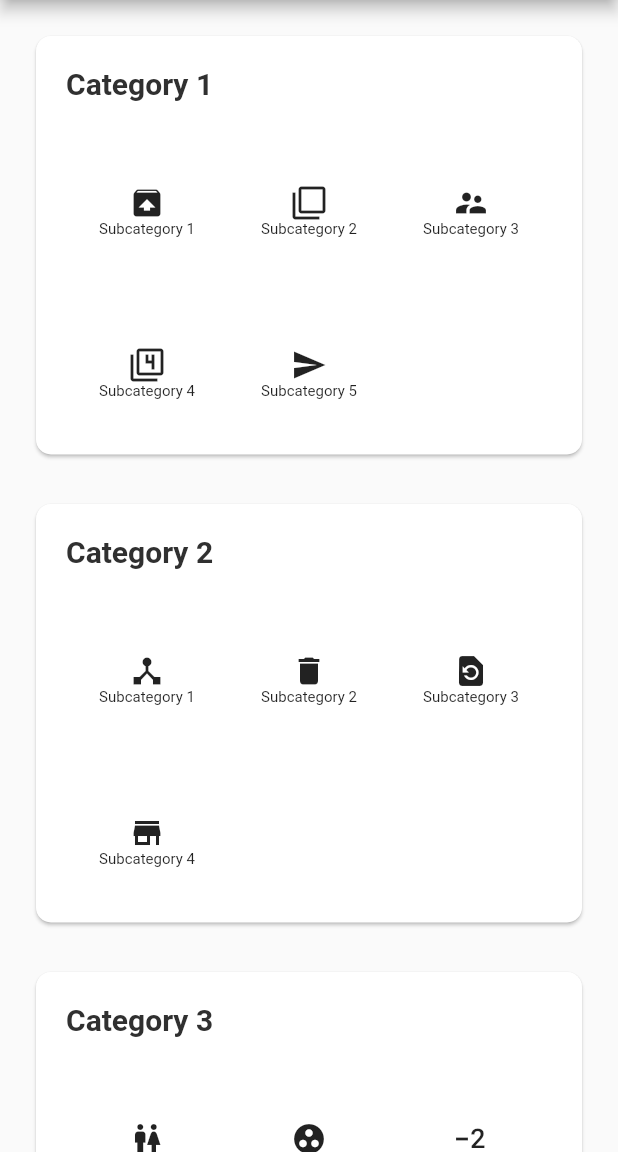
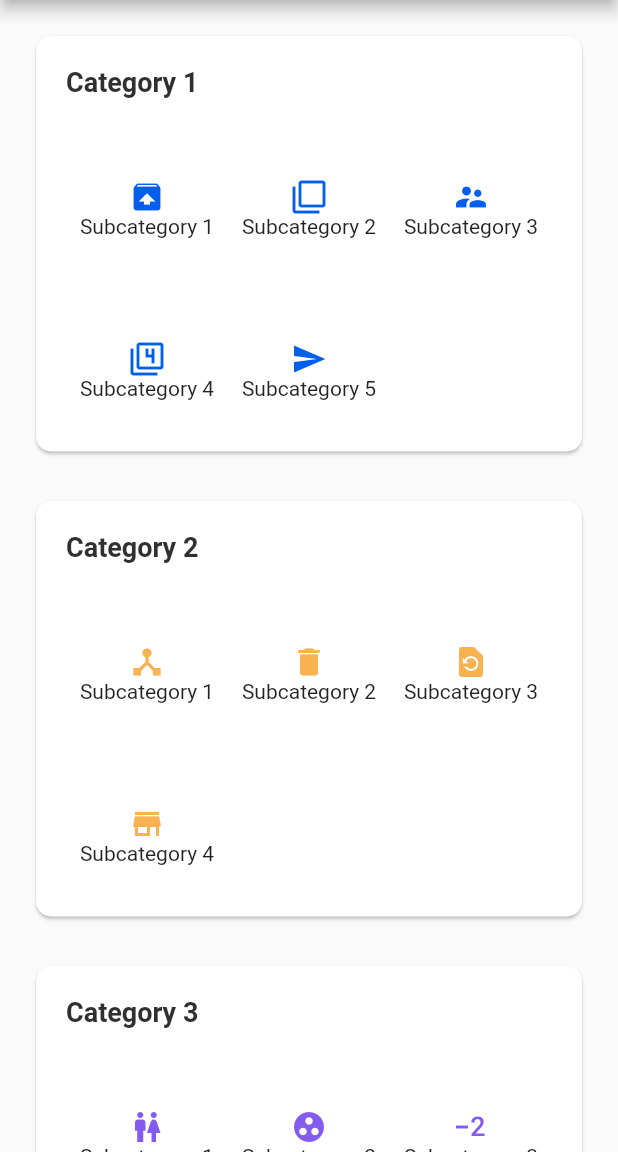
Before and after one commit to JorisTruong/homeaccountant-app, a Flutter app: the CategoriesPage screen opened by its route, on a phone screen of 412 x 824 dp, the part 84-1236 px from its top. Run offline on Flutter 3.47's test engine with Material 2 defaults, Android fonts, the phone set to English and light mode, and no system bars; our stand-ins replace fl_chart, flutter_redux, redux, sliding_up_panel; statements that could not run were skipped.

Commit message:
feat: added colors in category icons

```diff
--- a/lib/components/categories_card.dart
+++ b/lib/components/categories_card.dart
@@ -6,8 +6,9 @@ import 'package:homeaccountantapp/const.dart';
 class CategoryCard extends StatelessWidget {
   final String category;
   final List<dynamic> subcategories;
+  final Color color;
 
-  CategoryCard(this.category, this.subcategories);
+  CategoryCard(this.category, this.subcategories, this.color);
 
   @override
   Widget build(BuildContext context) {
@@ -27,7 +28,7 @@ class CategoryCard extends StatelessWidget {
                   children: [
                     Text(
                       category,
-                      style: TextStyle(color: baseColors.mainColor, fontWeight: FontWeight.bold, fontSize: 20)
+                      style: TextStyle(color: baseColors.mainColor, fontWeight: FontWeight.bold, fontSize: baseFontSize.title)
                     ),
                     GridView.count(
                       padding: EdgeInsets.only(top: 20.0),
@@ -38,11 +39,11 @@ class CategoryCard extends StatelessWidget {
                         return Column(
                           mainAxisAlignment: MainAxisAlignment.center,
                           children: [
-                            Icon(icons_list[subcategories[index]['icon_id']]),
+                            Icon(icons_list[subcategories[index]['icon_id']], color: color),
                             Text(
                               subcategories[index]['name'],
                               textAlign: TextAlign.center,
-                              style: TextStyle(fontSize: 10),
+                              style: TextStyle(fontSize: baseFontSize.text2),
                             )
                           ]
                         );
--- a/lib/components/navigation_drawer.dart
+++ b/lib/components/navigation_drawer.dart
@@ -8,6 +8,7 @@ import 'package:homeaccountantapp/redux/models/models.dart';
 import 'package:homeaccountantapp/const.dart';
 
 class NavigationDrawer extends StatelessWidget {
+  @override
   Widget build(BuildContext context) {
     return StoreConnector<AppState, List<String>>(
       converter: (Store<AppState> store) => store.state.route,
--- a/lib/screen/categories.dart
+++ b/lib/screen/categories.dart
@@ -1,5 +1,6 @@
 import 'package:flutter/material.dart';
 import 'package:flutter_redux/flutter_redux.dart';
+import 'package:homeaccountantapp/utils.dart';
 import 'package:redux/redux.dart';
 import 'dart:math';
 
@@ -83,9 +84,10 @@ class _CategoriesPageState extends State<CategoriesPage> with TickerProviderStat
                 children: new List.generate(categories.length, (int index) {
                   var category = categories.keys.toList()[index];
                   var subcategories = categories.values.toList()[index];
+                  var color = getCategoryColor(index);
                   return Padding(
                     padding: EdgeInsets.only(bottom: 25.0),
-                    child: CategoryCard(category, subcategories)
+                    child: CategoryCard(category, subcategories, color)
                   );
                 })
               )
```
